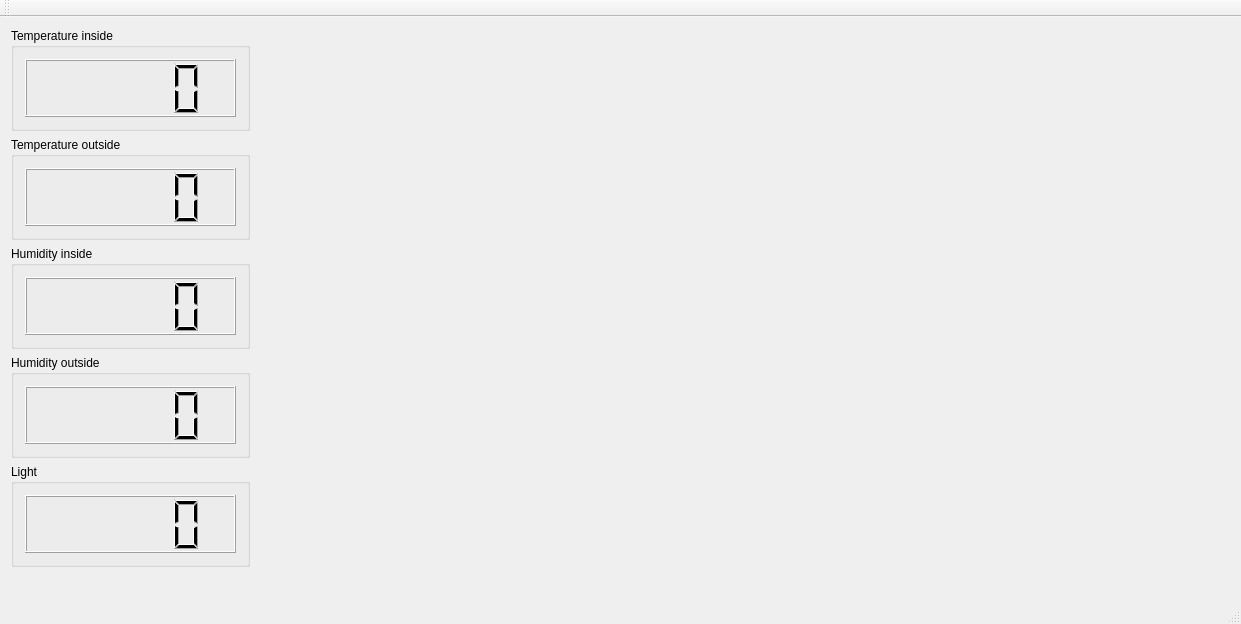
Before: the Qt Designer form QT Interface/QTInterface/mainwindow.ui in EmilRyberg/SSP-Greenhouse, drawn with Qt 5.
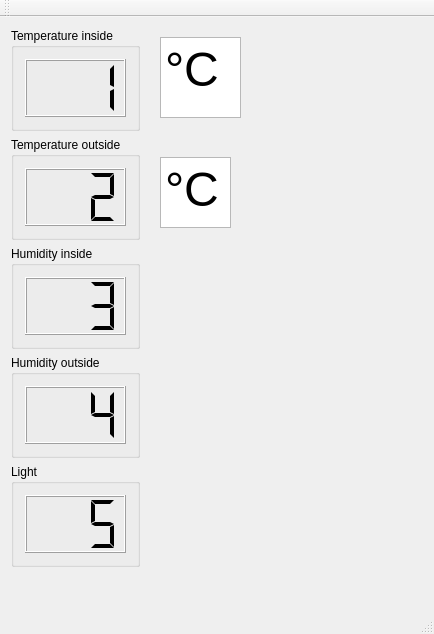
After: the same form once the commit is applied.

Diff of the .ui file:
```diff
--- a/QT Interface/QTInterface/mainwindow.ui
+++ b/QT Interface/QTInterface/mainwindow.ui
@@ -6,20 +6,20 @@
    <rect>
     <x>0</x>
     <y>0</y>
-    <width>1241</width>
-    <height>624</height>
+    <width>434</width>
+    <height>634</height>
    </rect>
   </property>
   <property name="windowTitle">
    <string>MainWindow</string>
   </property>
   <widget class="QWidget" name="centralWidget">
-   <widget class="QWidget" name="">
+   <widget class="QWidget" name="layoutWidget">
     <property name="geometry">
      <rect>
       <x>0</x>
       <y>0</y>
-      <width>261</width>
+      <width>151</width>
       <height>561</height>
      </rect>
     </property>
@@ -38,6 +38,18 @@
             <verstretch>0</verstretch>
            </sizepolicy>
           </property>
+          <property name="digitCount">
+           <number>3</number>
+          </property>
+          <property name="segmentStyle">
+           <enum>QLCDNumber::Flat</enum>
+          </property>
+          <property name="value" stdset="0">
+           <double>1.000000000000000</double>
+          </property>
+          <property name="intValue" stdset="0">
+           <number>1</number>
+          </property>
          </widget>
         </item>
        </layout>
@@ -50,7 +62,17 @@
        </property>
        <layout class="QHBoxLayout" name="horizontalLayout_2">
         <item>
-         <widget class="QLCDNumber" name="temperatureOutsideNumber"/>
+         <widget class="QLCDNumber" name="temperatureOutsideNumber">
+          <property name="digitCount">
+           <number>3</number>
+          </property>
+          <property name="segmentStyle">
+           <enum>QLCDNumber::Flat</enum>
+          </property>
+          <property name="intValue" stdset="0">
+           <number>2</number>
+          </property>
+         </widget>
         </item>
        </layout>
       </widget>
@@ -62,7 +84,17 @@
        </property>
        <layout class="QHBoxLayout" name="horizontalLayout_3">
         <item>
-         <widget class="QLCDNumber" name="humidityInsideNumber"/>
+         <widget class="QLCDNumber" name="humidityInsideNumber">
+          <property name="digitCount">
+           <number>3</number>
+          </property>
+          <property name="segmentStyle">
+           <enum>QLCDNumber::Flat</enum>
+          </property>
+          <property name="intValue" stdset="0">
+           <number>3</number>
+          </property>
+         </widget>
         </item>
        </layout>
       </widget>
@@ -74,7 +106,17 @@
        </property>
        <layout class="QHBoxLayout" name="horizontalLayout_4">
         <item>
-         <widget class="QLCDNumber" name="humidityOutsideNumber"/>
+         <widget class="QLCDNumber" name="humidityOutsideNumber">
+          <property name="digitCount">
+           <number>3</number>
+          </property>
+          <property name="segmentStyle">
+           <enum>QLCDNumber::Flat</enum>
+          </property>
+          <property name="intValue" stdset="0">
+           <number>4</number>
+          </property>
+         </widget>
         </item>
        </layout>
       </widget>
@@ -86,13 +128,57 @@
        </property>
        <layout class="QHBoxLayout" name="horizontalLayout_5">
         <item>
-         <widget class="QLCDNumber" name="lightNumber"/>
+         <widget class="QLCDNumber" name="lightNumber">
+          <property name="digitCount">
+           <number>3</number>
+          </property>
+          <property name="segmentStyle">
+           <enum>QLCDNumber::Flat</enum>
+          </property>
+          <property name="intValue" stdset="0">
+           <number>5</number>
+          </property>
+         </widget>
         </item>
        </layout>
       </widget>
      </item>
     </layout>
    </widget>
+   <widget class="QTextBrowser" name="textBrowser">
+    <property name="geometry">
+     <rect>
+      <x>160</x>
+      <y>20</y>
+      <width>81</width>
+      <height>81</height>
+     </rect>
+    </property>
+    <property name="html">
+     <string>&lt;!DOCTYPE HTML PUBLIC &quot;-//W3C//DTD HTML 4.0//EN&quot; &quot;http://www.w3.org/TR/REC-html40/strict.dtd&quot;&gt;
+&lt;html&gt;&lt;head&gt;&lt;meta name=&quot;qrichtext&quot; content=&quot;1&quot; /&gt;&lt;style type=&quot;text/css&quot;&gt;
+p, li { white-space: pre-wrap; }
+&lt;/style&gt;&lt;/head&gt;&lt;body style=&quot; font-family:'MS Shell Dlg 2'; font-size:8.25pt; font-weight:400; font-style:normal;&quot;&gt;
+&lt;p style=&quot; margin-top:0px; margin-bottom:0px; margin-left:0px; margin-right:0px; -qt-block-indent:0; text-indent:0px;&quot;&gt;&lt;span style=&quot; font-size:36pt;&quot;&gt;°C&lt;/span&gt;&lt;/p&gt;&lt;/body&gt;&lt;/html&gt;</string>
+    </property>
+   </widget>
+   <widget class="QTextBrowser" name="textBrowser_2">
+    <property name="geometry">
+     <rect>
+      <x>160</x>
+      <y>140</y>
+      <width>71</width>
+      <height>71</height>
+     </rect>
+    </property>
+    <property name="html">
+     <string>&lt;!DOCTYPE HTML PUBLIC &quot;-//W3C//DTD HTML 4.0//EN&quot; &quot;http://www.w3.org/TR/REC-html40/strict.dtd&quot;&gt;
+&lt;html&gt;&lt;head&gt;&lt;meta name=&quot;qrichtext&quot; content=&quot;1&quot; /&gt;&lt;style type=&quot;text/css&quot;&gt;
+p, li { white-space: pre-wrap; }
+&lt;/style&gt;&lt;/head&gt;&lt;body style=&quot; font-family:'MS Shell Dlg 2'; font-size:8.25pt; font-weight:400; font-style:normal;&quot;&gt;
+&lt;p style=&quot; margin-top:0px; margin-bottom:0px; margin-left:0px; margin-right:0px; -qt-block-indent:0; text-indent:0px;&quot;&gt;&lt;span style=&quot; font-size:36pt;&quot;&gt;°C&lt;/span&gt;&lt;/p&gt;&lt;/body&gt;&lt;/html&gt;</string>
+    </property>
+   </widget>
   </widget>
   <widget class="QMenuBar" name="menuBar">
    <property name="geometry">
```
Left out of the diff: 6 changed lines with no effect on the pictures.
